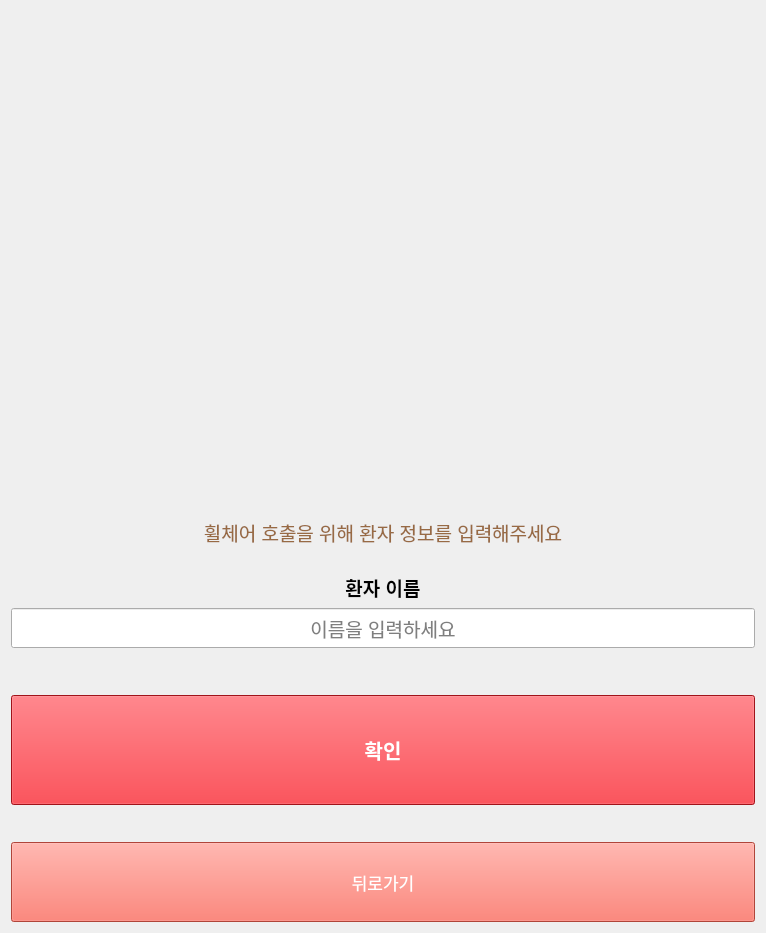
Heo157/Project-Hospital-Autonomous-Wheelchair, file Hospital_Terminal/kiosk_login.ui: the form before one commit.
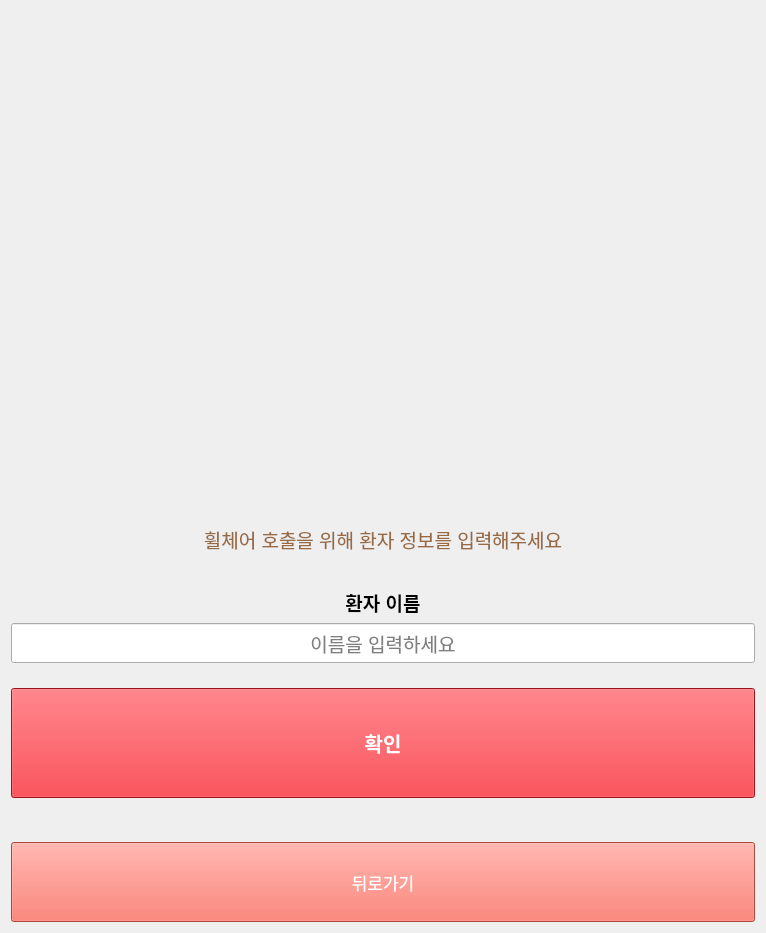
The form after the commit. Icons and pictures are not drawn.

```diff
--- a/Hospital_Terminal/kiosk_login.ui
+++ b/Hospital_Terminal/kiosk_login.ui
@@ -85,7 +85,6 @@
      <property name="font">
       <font>
        <pointsize>14</pointsize>
-       <weight>75</weight>
        <bold>true</bold>
       </font>
      </property>
@@ -98,6 +97,8 @@
     </widget>
    </item>
    <item>
+    <layout class="QVBoxLayout" name="verticalLayout">
+     <item>
     <widget class="QLineEdit" name="edit_name">
      <property name="minimumSize">
       <size>
@@ -118,6 +119,8 @@
      </property>
     </widget>
    </item>
+    </layout>
+   </item>
    <item>
     <spacer>
      <property name="orientation">
@@ -131,19 +134,6 @@
      </property>
     </spacer>
    </item>
-   <item>
-    <spacer>
-     <property name="orientation">
-      <enum>Qt::Vertical</enum>
-     </property>
-     <property name="sizeHint" stdset="0">
-      <size>
-       <width>20</width>
-       <height>40</height>
-      </size>
-     </property>
-    </spacer>
-   </item>
    <item>
     <spacer>
      <property name="orientation">
@@ -367,7 +357,6 @@
      <property name="font">
       <font>
        <pointsize>15</pointsize>
-       <weight>75</weight>
        <bold>true</bold>
       </font>
      </property>
```
Lines whose indentation alone changed are shown as unchanged.
